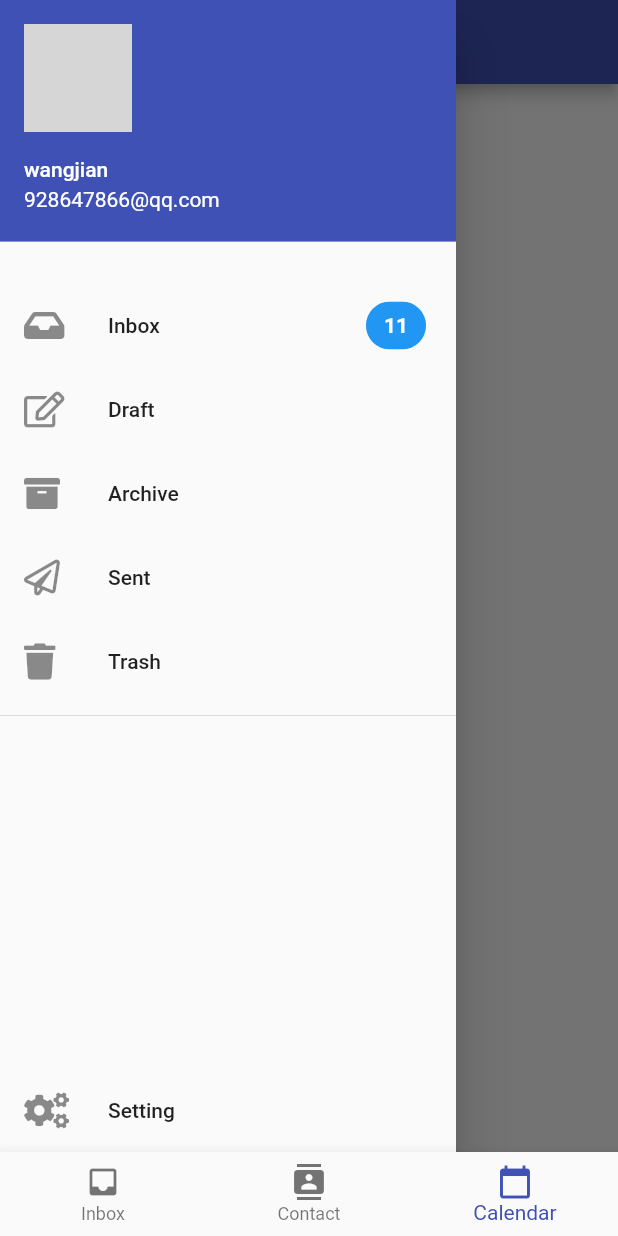
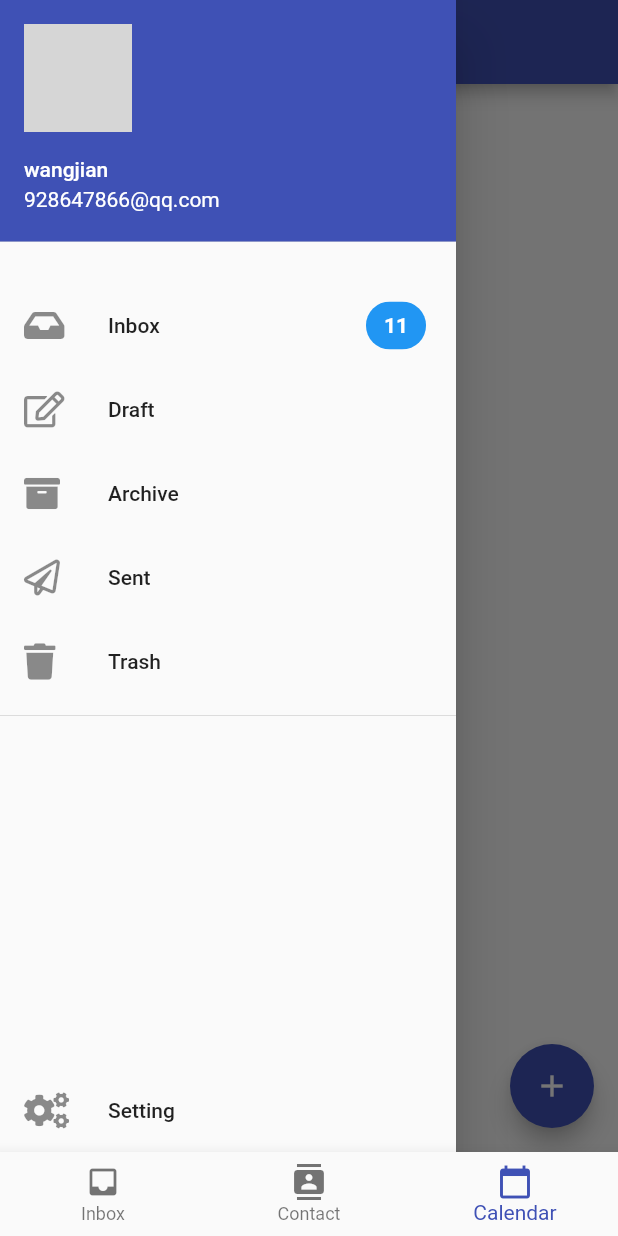
Before and after one commit to wangjiandev/email2002, a Flutter app: the screen it shows after launch, item 3 of the bottom bar chosen, with the side drawer open, on a phone screen of 412 x 824 dp. Run offline on Flutter 3.47's test engine with Material 2 defaults, Android fonts, the phone set to English and light mode, and no system bars; our stand-ins replace flutter_slidable, font_awesome_flutter, rxdart; generated files the repository leaves out were written again; network calls fail; grey boxes are pictures that could not be loaded.

Commit message:
展示可变的Provider,在日历中编写counter示例

```diff
--- a/lib/CalendarScreen.dart
+++ b/lib/CalendarScreen.dart
@@ -1,3 +1,5 @@
+import 'package:emailapp2020/counter.dart';
+import 'package:emailapp2020/fab_button.dart';
 import 'package:flutter/material.dart';
 
 import 'app_drawer.dart';
@@ -10,9 +12,8 @@ class CalenderScreen extends StatelessWidget {
         title: Text('Calender'),
       ),
       drawer: AppDrawer(),
-      body: Center(
-        child: Text('Calender'),
-      ),
+      body: Counter(),
+      floatingActionButton: FabButton(),
     );
   }
 }
--- /dev/null
+++ b/lib/counter.dart
@@ -0,0 +1,14 @@
+import 'package:flutter/material.dart';
+
+import 'ugly_provider.dart';
+
+class Counter extends StatelessWidget {
+  @override
+  Widget build(BuildContext context) {
+    var state = UglyProvider.of(context, subscribe: true);
+    var counter = state.counter;
+    return Center(
+      child: Text('data is $counter'),
+    );
+  }
+}
--- /dev/null
+++ b/lib/fab_button.dart
@@ -0,0 +1,13 @@
+import 'package:flutter/material.dart';
+import 'package:emailapp2020/ugly_provider.dart';
+
+class FabButton extends StatelessWidget {
+  @override
+  Widget build(BuildContext context) {
+    var state = UglyProvider.of(context);
+    return FloatingActionButton(
+      child: Icon(Icons.add),
+      onPressed: state.increment,
+    );
+  }
+}
--- a/lib/main.dart
+++ b/lib/main.dart
@@ -3,6 +3,7 @@ import 'package:emailapp2020/contact_manager.dart';
 import 'package:flutter/material.dart';
 
 import 'provider.dart';
+import 'ugly_provider.dart';
 
 void main() {
   runApp(MyApp());
@@ -19,7 +20,9 @@ class MyApp extends StatelessWidget {
           primarySwatch: Colors.indigo,
           visualDensity: VisualDensity.adaptivePlatformDensity,
         ),
-        home: App(),
+        home: UglyProvider(
+          child: App(),
+        ),
       ),
     );
   }
--- a/lib/provider.dart
+++ b/lib/provider.dart
@@ -1,4 +1,3 @@
-import 'package:emailapp2020/contact_manager.dart';
 import 'package:flutter/material.dart';
 
 class Provider<T> extends InheritedWidget {
--- /dev/null
+++ b/lib/ugly_provider.dart
@@ -0,0 +1,56 @@
+import 'package:flutter/material.dart';
+
+class UglyProvider extends StatefulWidget {
+  final Widget child;
+
+  const UglyProvider({Key key, this.child}) : super(key: key);
+
+  @override
+  _UglyProviderState createState() => _UglyProviderState();
+
+  static _UglyProviderState of(BuildContext context, {bool subscribe = true}) {
+    return subscribe
+        ? (context.inheritFromWidgetOfExactType(_UglyProvider) as _UglyProvider)
+            .data
+        : (context
+                .ancestorInheritedElementForWidgetOfExactType(_UglyProvider)
+                .widget as _UglyProvider)
+            .data;
+  }
+}
+
+class _UglyProviderState extends State<UglyProvider> {
+  int counter;
+
+  @override
+  void initState() {
+    super.initState();
+    counter = 1;
+  }
+
+  void increment() {
+    setState(() {
+      counter++;
+    });
+  }
+
+  @override
+  Widget build(BuildContext context) {
+    return _UglyProvider(
+      data: this,
+      child: widget.child,
+    );
+  }
+}
+
+class _UglyProvider extends InheritedWidget {
+  final _UglyProviderState data;
+
+  _UglyProvider({Key key, this.data, Widget child})
+      : super(key: key, child: child);
+
+  @override
+  bool updateShouldNotify(InheritedWidget oldWidget) {
+    return true;
+  }
+}
```
